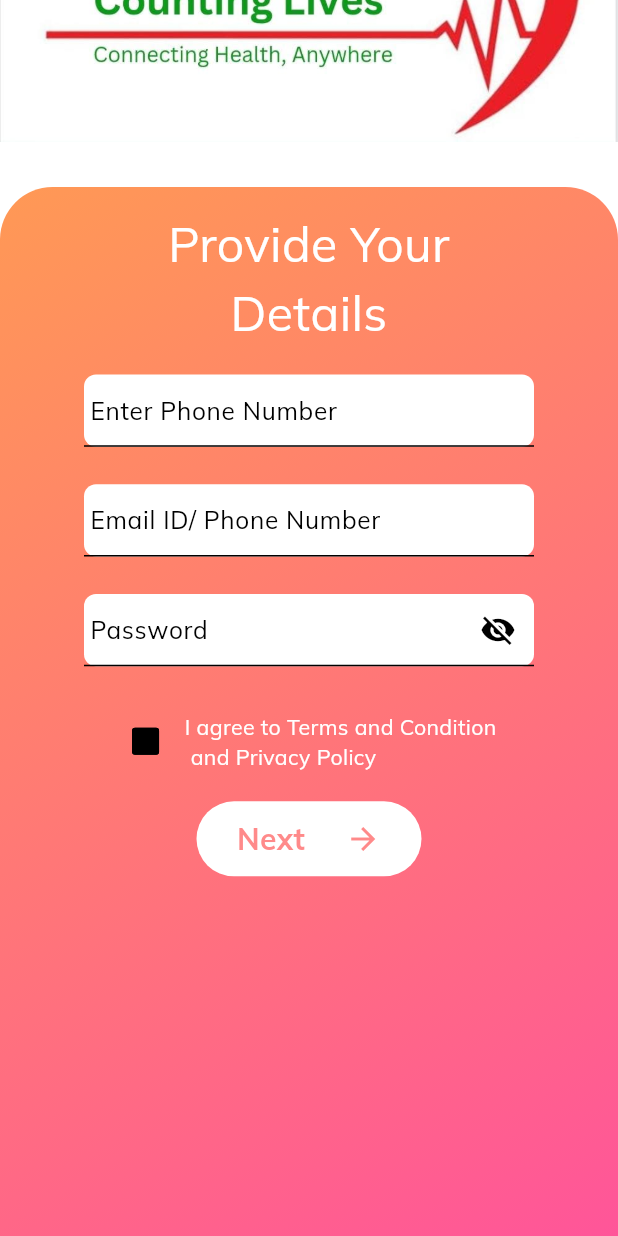
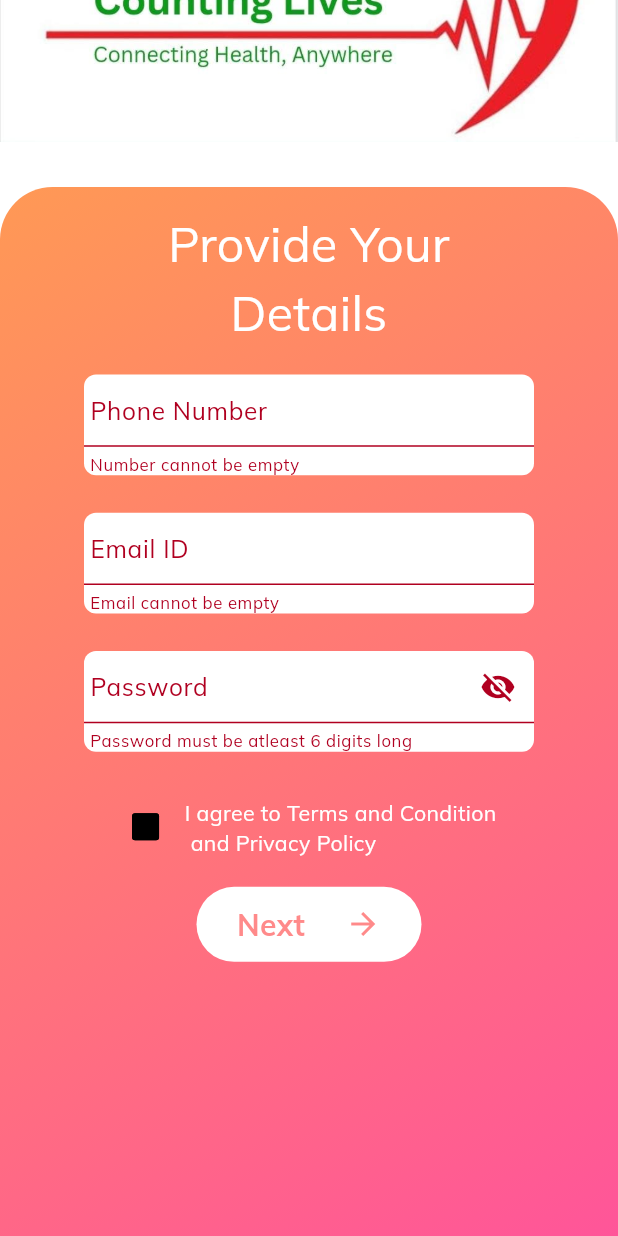
Before and after one commit to Shreyash16b/Counting_Lives, a Flutter app: the SignUpForm widget shown alone on an empty page, opened directly, scrolled down 88 dp, after a tap on "Next", on a phone screen of 412 x 824 dp. Run offline on Flutter 3.47's test engine with Material 3 defaults, Android fonts, the phone set to English and light mode, and no system bars; our stand-ins replace cached_network_image, custom_radio_grouped_button, firebase_auth, firebase_core, flutter_rating_bar, flutter_svg and 2 more; accounts and stored records are empty.

Commit message:
Intergrating Firebase and Editing SignUp pages, Progress : Able to validate and sign in user and send details to firebase

```diff
--- a/lib/presentation/Welcome_1.dart
+++ b/lib/presentation/Welcome_1.dart
@@ -32,7 +32,7 @@ class Welcome_1 extends StatelessWidget {
               height: 15,
             ),
             Container(
-              height: 755,
+              // height: double.infinity,
               width: MediaQuery.of(context).size.width,
               // width: double.maxFinite,
               // height: double.infinity,
--- a/lib/presentation/sign_up.dart
+++ b/lib/presentation/sign_up.dart
@@ -1,5 +1,10 @@
 import 'package:counting_lives/presentation/sign_up_otp.dart';
+import 'package:counting_lives/presentation/sign_up_success.dart';
+import 'package:firebase_auth/firebase_auth.dart';
 import 'package:flutter/material.dart';
+import 'package:firebase_auth/firebase_auth.dart';
+
+final _firebase = FirebaseAuth.instance;
 
 class SignUpForm extends StatefulWidget {
   const SignUpForm({super.key});
@@ -9,12 +14,48 @@ class SignUpForm extends StatefulWidget {
 }
 
 class _SignUpFormState extends State<SignUpForm> {
+  final _form = GlobalKey<FormState>();
   bool passwordVisible = false;
   bool checkBoxValue = false;
+  String _userEmail = '';
+  String _userPassword = '';
+  String _userPhone = '';
   @override
   void initState() {
     super.initState();
     passwordVisible = true;
+  }
+
+  void _onSubmit() async {
+    bool isValid = _form.currentState!.validate();
+    if (checkBoxValue == true && isValid) {
+      _form.currentState!.save();
+
+      try{
+        final userCredentials = await _firebase.createUserWithEmailAndPassword(
+          email: _userEmail, password: _userPassword);
+        print(userCredentials.user!.uid);
+      } on FirebaseAuthException catch(error){
+        ScaffoldMessenger.of(context).clearSnackBars();
+        ScaffoldMessenger.of(context).showSnackBar(SnackBar(content: Text(error.message ?? "Authentication Failed")));
+      }
+      Navigator.of(context).push(
+        MaterialPageRoute(
+          builder: (ctx) => SignUpSuccess(),
+        ),
+      );
+    }
+  }
+
+  TextEditingController _phoneController = TextEditingController();
+  TextEditingController _emailController = TextEditingController();
+  TextEditingController _passwordController = TextEditingController();
+  @override
+  void dispose() {
+    _passwordController.dispose();
+    _emailController.dispose();
+    _phoneController.dispose();
+    super.dispose();
   }
 
   @override
@@ -50,6 +91,8 @@ class _SignUpFormState extends State<SignUpForm> {
                         Color.fromARGB(255, 255, 153, 85),
                         Color.fromARGB(255, 255, 85, 153)
                       ])),
+              child: Form(
+                key: _form,
                 child: Column(
                   children: [
                     const SizedBox(
@@ -76,12 +119,13 @@ class _SignUpFormState extends State<SignUpForm> {
                         child: SizedBox(
                           width: 300,
                           child: TextFormField(
+                            controller: _phoneController,
                             keyboardType: TextInputType.number,
                             decoration: const InputDecoration(
                                 contentPadding: EdgeInsets.symmetric(
                                     vertical: 4, horizontal: 4),
                                 hintText: "Enter your phone number",
-                              labelText: "Enter Phone Number",
+                                labelText: "Phone Number",
                                 hintStyle: TextStyle(
                                     color: Color.fromARGB(174, 51, 51, 51),
                                     fontWeight: FontWeight.w200)),
@@ -90,8 +134,12 @@ class _SignUpFormState extends State<SignUpForm> {
                                 return "Number cannot be empty";
                               } else if (value.length != 10) {
                                 return "Number should be of 10 digits";
+                              } else {
+                                return null;
                               }
-                            return null;
+                            },
+                            onSaved: (newValue) {
+                              _userPhone = newValue!;
                             },
                           ),
                         ),
@@ -107,21 +155,29 @@ class _SignUpFormState extends State<SignUpForm> {
                         child: SizedBox(
                           width: 300,
                           child: TextFormField(
+                            controller: _emailController,
+                            keyboardType: TextInputType.emailAddress,
                             decoration: const InputDecoration(
                                 contentPadding: EdgeInsets.symmetric(
                                     vertical: 4, horizontal: 4),
-                              hintText: "Enter your email id/phone number",
-                              labelText: "Email ID/ Phone Number",
+                                hintText: "Enter your email id",
+                                labelText: "Email ID",
                                 hintStyle: TextStyle(
                                     color: Color.fromARGB(174, 51, 51, 51),
                                     fontWeight: FontWeight.w200)),
                             validator: (value) {
-                            if (value!.isEmpty) {
-                              return "Username cannot be empty";
-                            } else if (value.length < 4) {
-                              return "Username must be at least 4 characters long";
+                              if (value == null ||
+                                  value.isEmpty ||
+                                  value.trim().length == 0) {
+                                return "Email cannot be empty";
+                              } else if (!value.contains('@')) {
+                                return "Enter valid Email";
+                              } else {
+                                return null;
                               }
-                            return null;
+                            },
+                            onSaved: (newValue) {
+                              _userEmail = newValue!;
                             },
                           ),
                         ),
@@ -136,7 +192,21 @@ class _SignUpFormState extends State<SignUpForm> {
                         ),
                         child: SizedBox(
                           width: 300,
-                        child: TextField(
+                          child: TextFormField(
+                            controller: _passwordController,
+                            validator: (value) {
+                              if (value == null ||
+                                  value.isEmpty ||
+                                  value.length < 6 ||
+                                  value.trim().length == 0) {
+                                return "Password must be atleast 6 digits long";
+                              } else {
+                                return null;
+                              }
+                            },
+                            onSaved: (newValue) {
+                              _userPassword = newValue!;
+                            },
                             obscureText: passwordVisible,
                             decoration: InputDecoration(
                               contentPadding: const EdgeInsets.symmetric(
@@ -199,15 +269,7 @@ class _SignUpFormState extends State<SignUpForm> {
                       borderRadius: BorderRadius.circular(25),
                       child: InkWell(
                         borderRadius: BorderRadius.circular(25),
-                      onTap: () {
-                        if (checkBoxValue == true) {
-                          Navigator.of(context).push(
-                            MaterialPageRoute(
-                              builder: (ctx) => SignUpOTP(),
-                            ),
-                          );
-                        }
-                      },
+                        onTap: _onSubmit,
                         child: Container(
                           width: 150,
                           height: 50,
@@ -231,6 +293,7 @@ class _SignUpFormState extends State<SignUpForm> {
                   ],
                 ),
               ),
+            ),
           ],
         ),
       ),
--- a/pubspec.yaml
+++ b/pubspec.yaml
@@ -14,6 +14,8 @@ dependencies:
   pinput: ^3.0.1
   otp_text_field: ^1.1.3
   custom_radio_grouped_button: ^2.2.1
+  firebase_core: ^2.24.2
+  firebase_auth: ^4.16.0
 dev_dependencies:
   flutter_test:
     sdk: flutter
```
Also changed, not shown: lib/main.dart (+12 -6 lines), lib/presentation/service_profile_tab_container_screen/service_profile_tab_container_screen.dart (+45 -32 lines), lib/presentation/sign_up_otp.dart (+17 -9 lines), lib/presentation/sign_up_success.dart (+73 -70 lines), lib/firebase_options.dart (added), 2 other files. Lines whose indentation alone changed are shown as unchanged.
